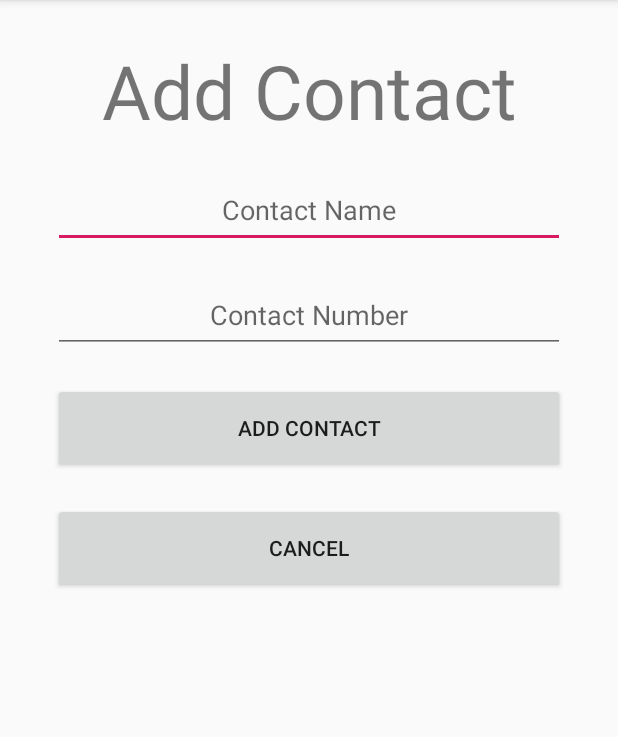
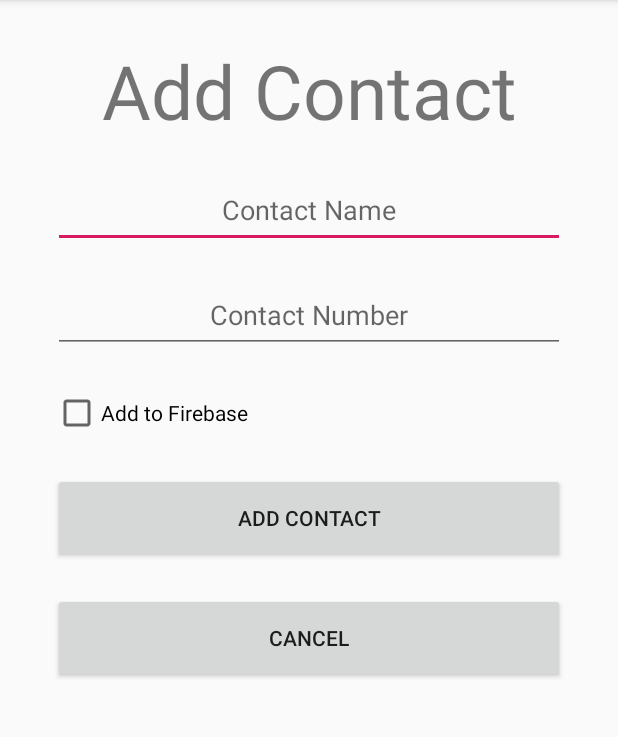
Before and after one commit to mikijaworski/epic-agenda, an Android app: the AddNewContact screen opened directly, with no data from a screen before it, on a phone screen of 412 x 824 dp, the part 84-821 px from its top. Run offline under Robolectric (Android 15) with nearby library versions, the phone set to English and light mode, and no system bars; libraries missing offline, so code that uses them is left out: com.firebase.client; 2 statements that could not run were skipped.

Commit message:
Versió final

```diff
--- a/app/src/main/java/com/example/epicagendaapp/AddNewContact.java
+++ b/app/src/main/java/com/example/epicagendaapp/AddNewContact.java
@@ -8,13 +8,23 @@ import android.os.Bundle;
 import android.provider.ContactsContract;
 import android.view.Gravity;
 import android.view.View;
+import android.widget.CheckBox;
 import android.widget.EditText;
 import android.widget.Toast;
+
+import com.firebase.client.Firebase;
+
+import java.util.Random;
+
+import models.Contact;
 
 public class AddNewContact extends AppCompatActivity {
 
     EditText contact_name;
     EditText contact_number;
+    CheckBox add_firebase;
+
+    Firebase firebase;
 
     @Override
     protected void onCreate(Bundle savedInstanceState) {
@@ -23,6 +33,10 @@ public class AddNewContact extends AppCompatActivity {
 
         contact_name = findViewById(R.id.contact_name);
         contact_number = findViewById(R.id.contact_number);
+        add_firebase =  findViewById(R.id.add_firebase);
+
+        Firebase.setAndroidContext(this);
+        firebase = new Firebase("https://epicagenda.firebaseio.com/usuaris");
     }
 
     public void AddContact(View view) {
@@ -38,7 +52,13 @@ public class AddNewContact extends AppCompatActivity {
             intent.setType(ContactsContract.RawContacts.CONTENT_TYPE);
             intent.putExtra(ContactsContract.Intents.Insert.NAME, contact_name.getText());
             intent.putExtra(ContactsContract.Intents.Insert.PHONE, contact_number.getText());
-            startActivityForResult(intent, 1);
+
+            if (add_firebase.isChecked()) {
+                Contact c = new Contact(String.valueOf(110), contact_name.getText().toString(), contact_number.getText().toString());
+                firebase.push().setValue(c);
+            }
+
+            startActivity(intent);
         }
 
     }
--- a/app/src/main/java/com/example/epicagendaapp/ContactsTelActivity.java
+++ b/app/src/main/java/com/example/epicagendaapp/ContactsTelActivity.java
@@ -123,7 +123,10 @@ public class ContactsTelActivity extends AppCompatActivity {
     }
 
     public void ExportToFirebase(View view) {
-        firebase.push().setValue(contactes);
+
+        for (Contact contact: contactes) {
+            firebase.push().setValue(contact);
+        }
     }
 
     public void AddNewContact(View view) {
--- a/app/src/main/java/com/example/epicagendaapp/MainMenuActivity.java
+++ b/app/src/main/java/com/example/epicagendaapp/MainMenuActivity.java
@@ -39,12 +39,12 @@ public class MainMenuActivity extends AppCompatActivity {
 
                     // permission was granted, yay! Do the
                     // contacts-related task you need to do.
-                    Toast.makeText(this, "Permission granted to read your contacts.", Toast.LENGTH_SHORT).show();
+                    //Toast.makeText(this, "Permission granted to read your contacts.", Toast.LENGTH_SHORT).show();
                 } else {
 
                     // permission denied, boo! Disable the
                     // functionality that depends on this permission.
-                    Toast.makeText(this, "Permission denied to read your contacts.", Toast.LENGTH_SHORT).show();
+                    //Toast.makeText(this, "Permission denied to read your contacts.", Toast.LENGTH_SHORT).show();
                     mobileContacts.setEnabled(false);
                 }
                 return;
--- a/app/src/main/java/models/Contact.java
+++ b/app/src/main/java/models/Contact.java
@@ -21,6 +21,12 @@ public class Contact {
         this.id = id;
     }
 
+    public Contact(String id, String name, String number) {
+        this.id = id;
+        this.name = name;
+        this.number = number;
+    }
+
     public String getId() {
         return id;
     }
--- a/app/src/main/res/layout/activity_add_new_contact.xml
+++ b/app/src/main/res/layout/activity_add_new_contact.xml
@@ -50,6 +50,18 @@
         app:layout_constraintStart_toStartOf="parent"
         app:layout_constraintTop_toBottomOf="@+id/contact_name" />
 
+    <CheckBox
+        android:id="@+id/add_firebase"
+        android:layout_width="match_parent"
+        android:layout_height="40dp"
+        android:layout_marginLeft="35dp"
+        android:layout_marginTop="20dp"
+        android:layout_marginRight="35dp"
+        android:text="Add to Firebase"
+        app:layout_constraintEnd_toEndOf="parent"
+        app:layout_constraintStart_toStartOf="parent"
+        app:layout_constraintTop_toBottomOf="@+id/contact_number" />
+
     <Button
         android:id="@+id/add_contact"
         android:layout_width="match_parent"
@@ -61,7 +73,7 @@
         android:text="add contact"
         app:layout_constraintEnd_toEndOf="parent"
         app:layout_constraintStart_toStartOf="parent"
-        app:layout_constraintTop_toBottomOf="@+id/contact_number" />
+        app:layout_constraintTop_toBottomOf="@+id/add_firebase" />
 
     <Button
         android:id="@+id/go_back"
@@ -76,4 +88,5 @@
         app:layout_constraintHorizontal_bias="0.642"
         app:layout_constraintStart_toStartOf="parent"
         app:layout_constraintTop_toBottomOf="@+id/add_contact" />
+
 </androidx.constraintlayout.widget.ConstraintLayout>
```
Also changed, not shown: app/src/main/java/com/example/epicagendaapp/FirebaseMain.java (+3 -6 lines), app/src/main/java/com/example/epicagendaapp/ui/login/ReadContactsFirebaseActivity.java (+50 -11 lines), app/src/main/res/layout/activity_main.xml (+11 -2 lines), app/src/main/res/layout/activity_read_contacts_firebase.xml (+3 -10 lines).
